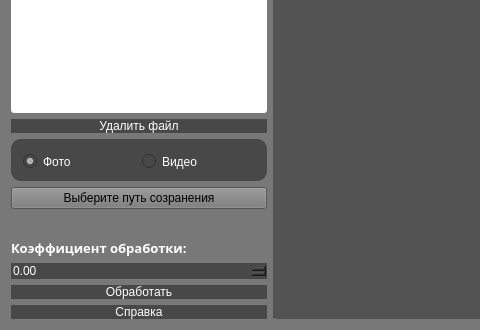
The window that form.ui (Playmishka/treshina) describes before a commit, drawn with Qt 5; both pictures show x 0 to 480 and y 356 to 686 of the 1109 by 686 pixel window.
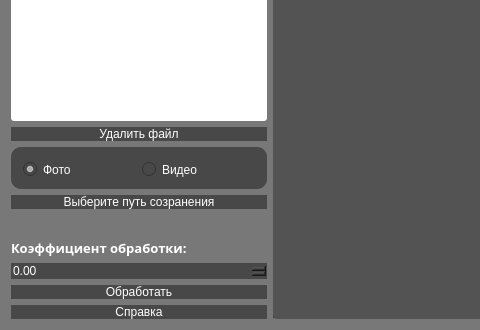
The same window after the commit. Icons and pictures are not drawn.

What changed in the file:
```diff
--- a/form.ui
+++ b/form.ui
@@ -176,6 +176,12 @@
            <verstretch>0</verstretch>
           </sizepolicy>
          </property>
+         <property name="styleSheet">
+          <string notr="true">background-color: rgb(72, 72, 72);
+font: 350 12pt &quot;Segoe UI Variable Small Semilig&quot;;
+border-radius: 10px;
+color: rgb(255, 255, 255);</string>
+         </property>
          <property name="text">
           <string>Выберите путь созранения</string>
          </property>
```
